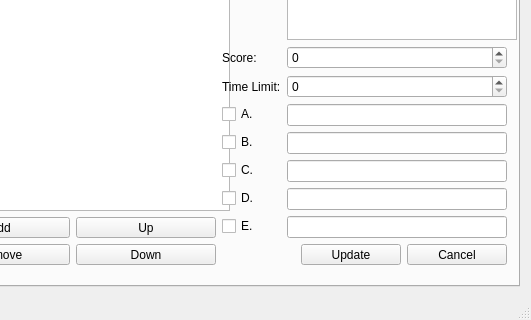
trigger-happy/Cerberus, file src/question_editor/question_editor_v2.ui: the form before one commit; both pictures show x 94 to 625 and y 313 to 633 of the 625 by 633 pixel window.
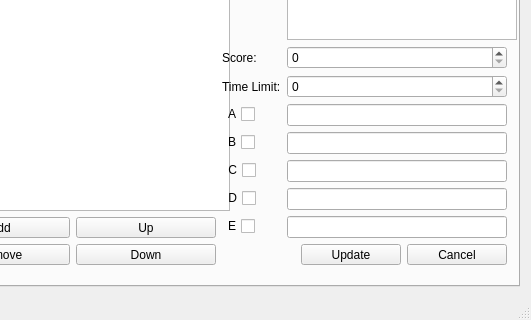
The form after the commit. The open tabs and pages were chosen to show the change.

Commit message: Experimenting on layouts.

Diff of the .ui file:
```diff
--- a/src/question_editor/question_editor_v2.ui
+++ b/src/question_editor/question_editor_v2.ui
@@ -1444,8 +1444,11 @@
               </item>
               <item row="3" column="0">
                <widget class="QCheckBox" name="question_r4_ans_a">
+                <property name="layoutDirection">
+                 <enum>Qt::RightToLeft</enum>
+                </property>
                 <property name="text">
-                 <string>A.</string>
+                 <string>A</string>
                 </property>
                </widget>
               </item>
@@ -1454,8 +1457,11 @@
               </item>
               <item row="4" column="0">
                <widget class="QCheckBox" name="question_r4_ans_b">
+                <property name="layoutDirection">
+                 <enum>Qt::RightToLeft</enum>
+                </property>
                 <property name="text">
-                 <string>B.</string>
+                 <string>B</string>
                 </property>
                </widget>
               </item>
@@ -1464,8 +1470,11 @@
               </item>
               <item row="5" column="0">
                <widget class="QCheckBox" name="question_r4_ans_c">
+                <property name="layoutDirection">
+                 <enum>Qt::RightToLeft</enum>
+                </property>
                 <property name="text">
-                 <string>C.</string>
+                 <string>C</string>
                 </property>
                </widget>
               </item>
@@ -1474,21 +1483,17 @@
               </item>
               <item row="6" column="0">
                <widget class="QCheckBox" name="question_r4_ans_d">
+                <property name="layoutDirection">
+                 <enum>Qt::RightToLeft</enum>
+                </property>
                 <property name="text">
-                 <string>D.</string>
+                 <string>D</string>
                 </property>
                </widget>
               </item>
               <item row="6" column="1">
                <widget class="QLineEdit" name="question_r4_d"/>
               </item>
-              <item row="7" column="0">
-               <widget class="QCheckBox" name="question_r4_ans_e">
-                <property name="text">
-                 <string>E.</string>
-                </property>
-               </widget>
-              </item>
               <item row="7" column="1">
                <widget class="QLineEdit" name="question_r4_e"/>
               </item>
@@ -1541,6 +1546,16 @@
                 </item>
                </layout>
               </item>
+              <item row="7" column="0">
+               <widget class="QCheckBox" name="question_r4_ans_e">
+                <property name="layoutDirection">
+                 <enum>Qt::RightToLeft</enum>
+                </property>
+                <property name="text">
+                 <string>E</string>
+                </property>
+               </widget>
+              </item>
              </layout>
             </item>
            </layout>
```
Left out of the diff: 2 changed lines with no effect on the pictures. The commit also changes 1 other file.
